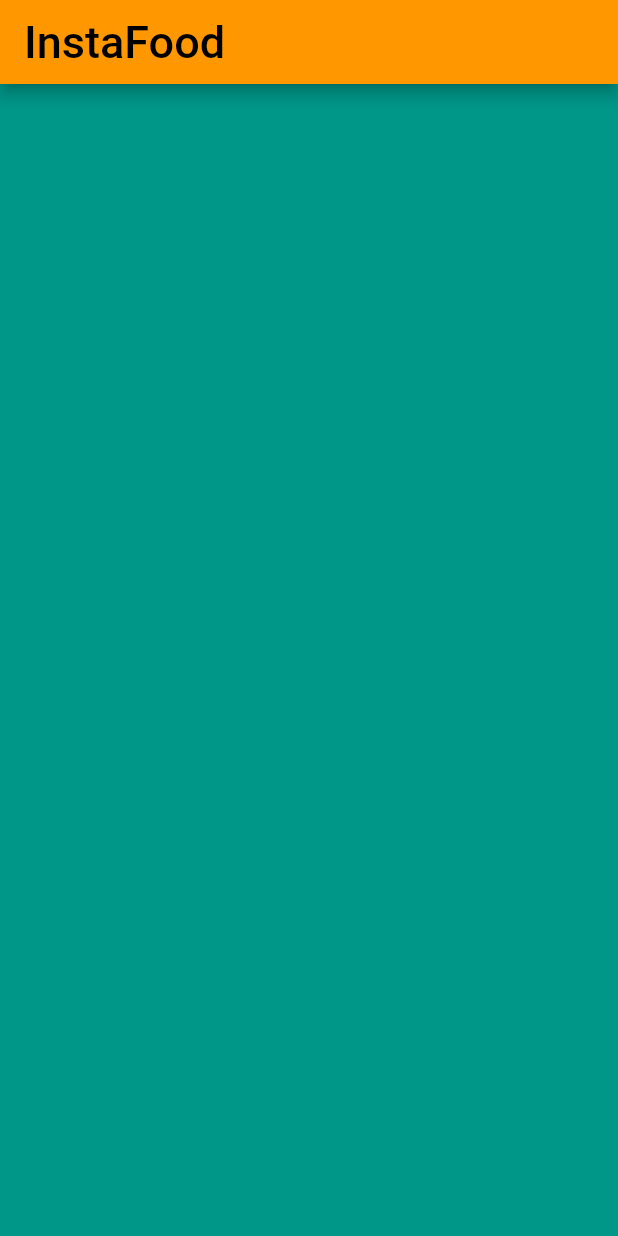
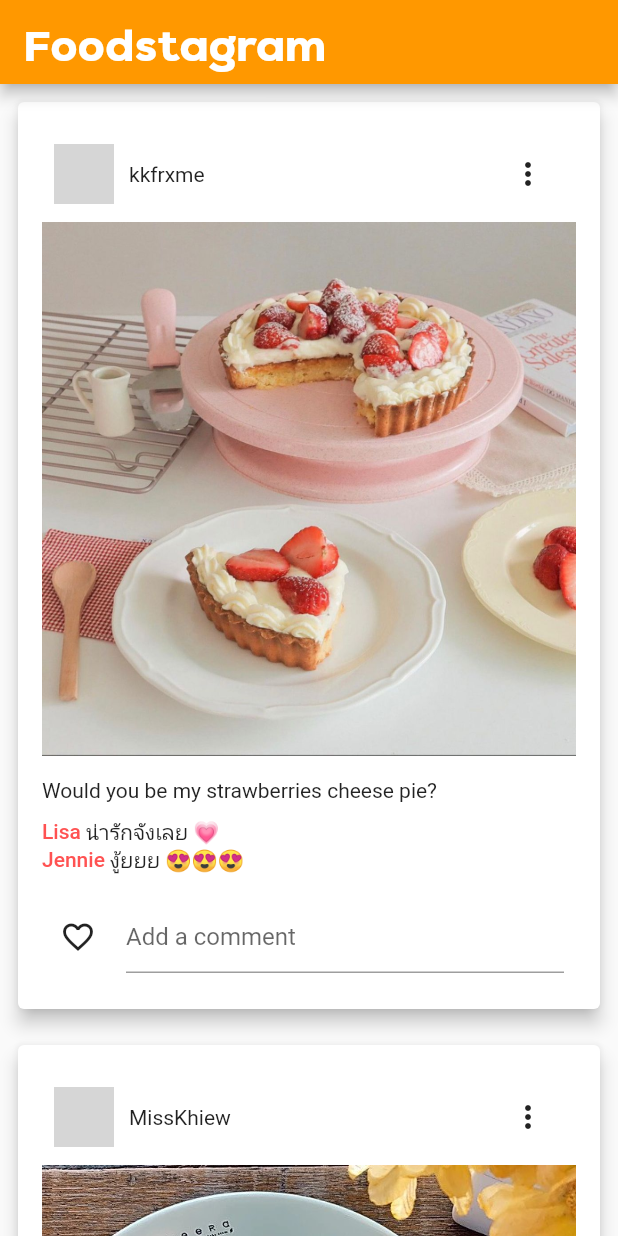
Before and after one commit to KKframe/ex10, a Flutter app: the screen it shows after launch, on a phone screen of 412 x 824 dp. Run offline on Flutter 3.47's test engine with Material 2 defaults, Android fonts, the light colour scheme and no system bars; network calls fail; Roboto replaces fonts that are missing (Cooper Black); grey boxes are pictures that could not be loaded.

Commit message:
Initial commit

```diff
--- a/lib/Post.dart
+++ b/lib/Post.dart
@@ -3,10 +3,16 @@ final String uname;
 final String imgU;
 final String imgPost;
 final String content;
+final Map<String,String> comment ;
+final List<String> addComment;
+bool isLike;
 Post({
 required this.uname,
 required this.imgU,
 required this.imgPost,
 required this.content,
+  required this.comment,
+  required this.isLike,
+  required this.addComment
 });
 }
--- a/lib/main.dart
+++ b/lib/main.dart
@@ -1,4 +1,6 @@
+import 'package:ex10/Post.dart';
 import 'package:flutter/material.dart';
+import 'package:flutter/cupertino.dart';
 
 void main() {
   runApp(const MyApp());
@@ -11,7 +13,7 @@ class MyApp extends StatelessWidget {
   @override
   Widget build(BuildContext context) {
     return MaterialApp(
-      title: 'InstaFood',
+      title: 'Foodstagram',
       theme: ThemeData(
         primarySwatch: Colors.orange,
       ),
@@ -19,6 +21,7 @@ class MyApp extends StatelessWidget {
     );
   }
 }
+
 class HomePage extends StatefulWidget {
   const HomePage({Key? key}) : super(key: key);
 
@@ -27,11 +30,186 @@ class HomePage extends StatefulWidget {
 }
 
 class _HomePageState extends State<HomePage> {
+  List<String> listCm = [];
+  String path = 'assets/images/';
+  String input = '';
+  List<Post> p = [
+    Post(
+      uname: 'kkfrxme',
+      imgU: 'u1.jpg',
+      imgPost: 'img1.jpg',
+      content: 'Would you be my strawberries cheese pie?',
+      comment: {'Lisa': 'น่ารักจังเลย 💗', 'Jennie': 'งู้ยยย 😍😍😍'},
+      isLike: false,
+      addComment: [],
+    ),
+    Post(
+      uname: 'MissKhiew',
+      imgU: 'u2.jpg',
+      imgPost: 'img2.jpg',
+      content: 'My first meal of day :)',
+      comment: {'Jisoo': 'ขอชิมมั่งดิ5555', 'Rose': 'น่ากินจังง 😋'},
+      isLike: false,
+      addComment: [],
+    ),
+  ];
+
   @override
   Widget build(BuildContext context) {
     return Scaffold(
-        appBar: AppBar(title: Text('InstaFood',style: TextStyle(fontSize: 30,fontFamily: 'Cooper Black'),)),
-        body: Container(color: Colors.teal,)
+      appBar: AppBar(
+          title: Text(
+        "Foodstagram",
+        style: TextStyle(
+          color: Colors.white,
+          fontSize: 40,
+          fontFamily: 'FC Friday',
+        ),
+      )),
+      body: ListView.builder(
+          itemCount: p.length,
+          itemBuilder: (context, index) {
+            var item = p[index];
+            return Padding(
+              padding: const EdgeInsets.all(8.0),
+              child: myPost(item),
+            );
+          }),
+    );
+  }
+
+  Card myPost(Post item) {
+    return Card(
+      elevation: 5.0,
+      child: Padding(
+        padding: const EdgeInsets.all(16.0),
+        child: Column(
+          children: [
+            Padding(
+              padding: const EdgeInsets.all(8.0),
+              child: Row(
+                children: [
+                  CircleAvatar(
+                    backgroundImage: NetworkImage(path + item.imgU),
+                    radius: 20.0,
+                  ),
+                  SizedBox(
+                    width: 10.0,
+                  ),
+                  Text(item.uname),
+                  Expanded(child: SizedBox()),
+                  IconButton(
+                    onPressed: () {},
+                    icon: Icon(
+                      Icons.more_vert_outlined,
+                    ),
+                  ),
+                ],
+              ),
+            ),
+            Image.asset(
+              path + item.imgPost,
+              alignment: Alignment.center,
+            ),
+            SizedBox(
+              width: 20.0,
+            ),
+            Padding(
+              padding: const EdgeInsets.only(top: 15.0),
+              child: Column(
+                children: [
+                  Row(
+                    children: [
+                      Text('${item.content}'),
+                    ],
+                  ),
+                  SizedBox(
+                    height: 10,
+                  ),
+                  for (var i = 0; i < item.comment.length; i++)
+                    commented(item, i),
+                  if (item.addComment.length > 0)
+                    for (var j = 0; j < item.addComment.length; j++)
+                      Row(
+                        children: [
+                          Text(
+                            'flutter',
+                            style: TextStyle(
+                                color: Colors.redAccent,
+                                fontWeight: FontWeight.w500),
+                          ),
+                          Text(
+                            ' ${item.addComment.elementAt(j)}',
+                          ),
+                        ],
+                      ),
+                  SizedBox(
+                    height: 10,
+                  ),
+                  rowLikeAndComment(item)
+                ],
+              ),
+            ),
+          ],
+        ),
+      ),
+    );
+  }
+
+  Row rowLikeAndComment(Post item) {
+    return Row(
+      children: [
+        IconButton(
+          onPressed: () {
+            setState(() {
+              if (item.isLike == false) {
+                item.isLike = true;
+              } else {
+                item.isLike = false;
+              }
+              //print(isLike);
+            });
+          },
+          icon: (item.isLike)
+              ? Icon(
+                  Icons.favorite_outlined,
+                  color: Colors.red,
+                )
+              : Icon(
+                  Icons.favorite_border_outlined,
+                ),
+        ),
+        Expanded(
+          child: Padding(
+            padding: const EdgeInsets.all(8.0),
+            child: TextField(
+              onSubmitted: (String txt) {
+                setState(() {
+                  item.addComment.add(txt);
+                });
+              },
+              decoration: InputDecoration(
+                hintText: 'Add a comment',
+              ),
+            ),
+          ),
+        )
+      ],
+    );
+  }
+
+  Row commented(Post item, int i) {
+    return Row(
+      children: [
+        Text(
+          '${item.comment.keys.elementAt(i)}',
+          style:
+              TextStyle(color: Colors.redAccent, fontWeight: FontWeight.w500),
+        ),
+        Text(
+          ' ${item.comment.values.elementAt(i)}',
+        ),
+      ],
     );
   }
 }
```
Also changed, not shown: pubspec.yaml (+11 -10 lines), assets/images/img1.jpg (added), assets/images/img2.jpg (added), assets/images/u1.jpg (added), assets/images/u2.jpg (added), fonts/FC Friday Medium.ttf (added), fonts/Uranus.ttf (added), fonts/UranusBold.ttf (added).
